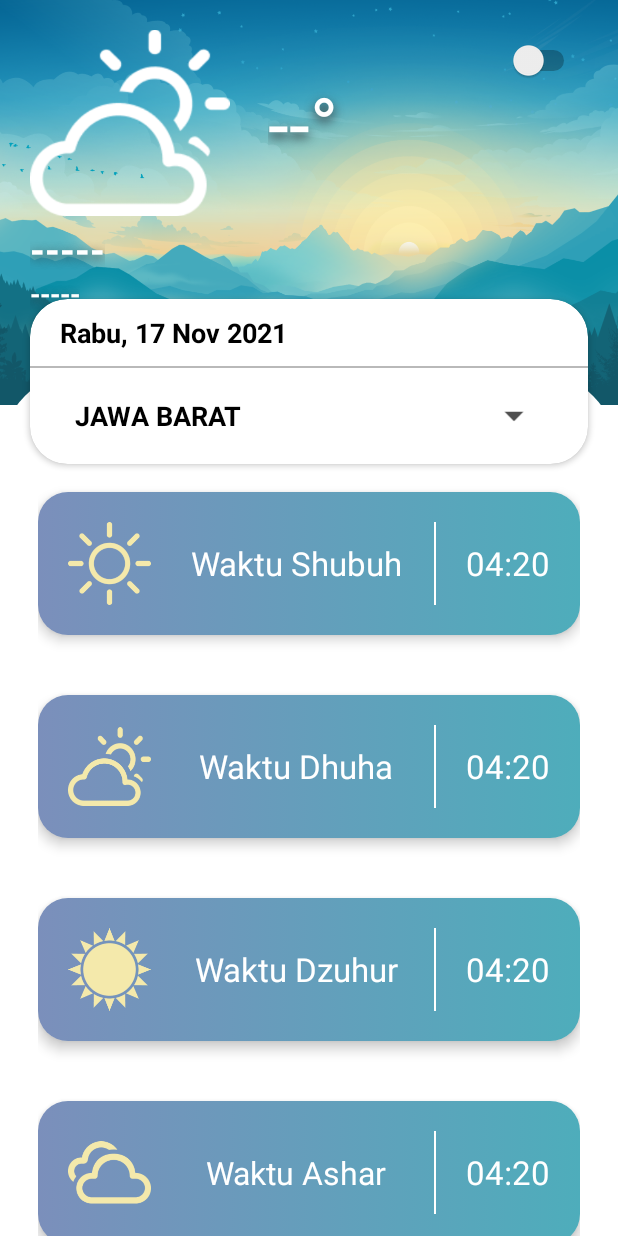
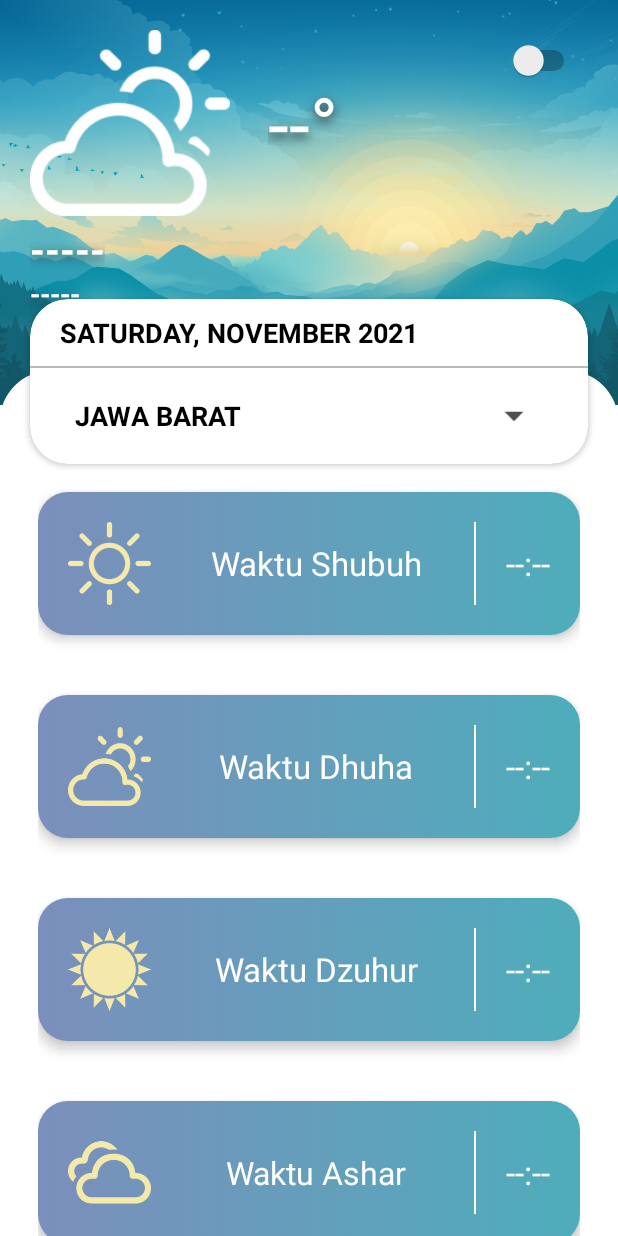
Before and after one commit to ZoD3V/SholatApp, an Android app: the screen it shows after launch (MainActivity), on a phone screen of 412 x 824 dp. Run offline under Robolectric (Android 15) with nearby library versions, the phone set to English and light mode, and no system bars; our stand-ins replace Volley; network calls fail; 5 statements that could not run were skipped.

Commit message:
FOUR Push

```diff
--- a/app/src/main/java/yayasan/idn/sholatapp/MainActivity.kt
+++ b/app/src/main/java/yayasan/idn/sholatapp/MainActivity.kt
@@ -1,26 +1,62 @@
 package yayasan.idn.sholatapp
 
-
 import android.annotation.SuppressLint
+import android.graphics.Color
+import android.location.Geocoder
+import android.os.Build
 import android.os.Bundle
+import android.util.Log
+import android.view.View
+import android.view.WindowManager
 import android.widget.Toast
+import androidx.annotation.RequiresApi
 import androidx.appcompat.app.AppCompatActivity
 import com.android.volley.Request
 import com.android.volley.toolbox.JsonObjectRequest
 import com.android.volley.toolbox.Volley
 import kotlinx.android.synthetic.main.activity_main.*
 import org.json.JSONObject
-
+import java.time.LocalDate
+import java.util.*
 
 class MainActivity : AppCompatActivity() {
+    @RequiresApi(Build.VERSION_CODES.O)
+    @SuppressLint("SimpleDateFormat", "SetTextI18n")
     override fun onCreate(savedInstanceState: Bundle?) {
         super.onCreate(savedInstanceState)
         setContentView(R.layout.activity_main)
+        //hide status bar
+        window.setFlags(WindowManager.LayoutParams.FLAG_FULLSCREEN,WindowManager.LayoutParams.FLAG_FULLSCREEN)
+        window.decorView.apply {
+            // Hide both the navigation bar and the status bar.
+            // SYSTEM_UI_FLAG_FULLSCREEN is only available on Android 4.1 and higher, but as
+            // a general rule, you should design your app to hide the status bar whenever you
+            // hide the navigation bar.
+            systemUiVisibility = View.SYSTEM_UI_FLAG_HIDE_NAVIGATION or View.SYSTEM_UI_FLAG_FULLSCREEN
+        }
         val lat = intent.getStringExtra("lat")
         val long = intent.getStringExtra("long")
         val el = intent.getStringExtra("el")
+
         getWeather(lat,long)
         getSholat(lat,long,el)
+
+        //show day
+        val day = LocalDate.now().dayOfWeek.name
+        val month = LocalDate.now().month.name
+        val year = LocalDate.now().year
+        tanggal.text = "$day, $month $year"
+
+        //change theme
+        switchTheme.setOnCheckedChangeListener { _, isChecked ->
+            if (isChecked){
+                frameLayout.setBackgroundResource(R.drawable.bg_splash)
+                sholatshubuh.setBackgroundResource(R.drawable.weather)
+            }else{
+                frameLayout.setBackgroundResource(R.drawable.weather)
+                sholatshubuh.setBackgroundResource(R.drawable.list_shalat)
+            }
+        }
     }
 
     private fun getSholat(lat: String?,long: String?,el:String?){
@@ -29,23 +65,38 @@ class MainActivity : AppCompatActivity() {
         val jsonRequest = JsonObjectRequest(
             Request.Method.GET, urlSholat,null,
             { response ->
-                println(response)
-//                setValuesSholat(response)
+                setValuesSholat(response)
             },
             { Toast.makeText(this,"ERROR",Toast.LENGTH_LONG).show() })
         queue.cache.clear()
         queue.add(jsonRequest)
     }
 
-//    private fun setValuesSholat(response: JSONObject) {
-//        shubuh.text = response.getJSONObject("results").getJSONArray("datetime").getJSONObject(0).getJSONObject("times").getString("Fajr")
-//
-//    }
+    private fun setValuesSholat(response: JSONObject) {
+        shubuh.text = response.getJSONObject("results").getJSONArray("datetime")
+            .getJSONObject(0).getJSONObject("times").getString("Fajr")
+
+        dhuha.text = response.getJSONObject("results").getJSONArray("datetime")
+            .getJSONObject(0).getJSONObject("times").getString("Sunrise")
+
+        dzuhur.text = response.getJSONObject("results").getJSONArray("datetime")
+            .getJSONObject(0).getJSONObject("times").getString("Dhuhr")
+
+        ashar.text = response.getJSONObject("results").getJSONArray("datetime")
+            .getJSONObject(0).getJSONObject("times").getString("Asr")
+
+        maghrib.text = response.getJSONObject("results").getJSONArray("datetime")
+            .getJSONObject(0).getJSONObject("times").getString("Maghrib")
+
+        isya.text = response.getJSONObject("results").getJSONArray("datetime")
+            .getJSONObject(0).getJSONObject("times").getString("Isha")
+    }
 
     private fun getWeather(lat: String?, long: String?) {
-        val APIKEY = "732059b1c20f74eee6738e66b90b1997"
+
+        val apiKey = "732059b1c20f74eee6738e66b90b1997"
         val queue = Volley.newRequestQueue(this)
-        val urlWeather = "https://api.openweathermap.org/data/2.5/weather?lat=${lat}&lon=${long}&appid=${APIKEY}"
+        val urlWeather = "https://api.openweathermap.org/data/2.5/weather?lat=${lat}&lon=${long}&appid=${apiKey}"
         // Request a string response from the provided URL.
         val jsonRequest = JsonObjectRequest(
             Request.Method.GET, urlWeather,null,
@@ -65,6 +116,5 @@ class MainActivity : AppCompatActivity() {
         var tempr=response.getJSONObject("main").getString("temp")
         tempr=((((tempr).toFloat()-273.15)).toInt()).toString()
         temp.text= "${tempr}°C"
-
     }
 }
--- a/app/src/main/java/yayasan/idn/sholatapp/SplashScreen.kt
+++ b/app/src/main/java/yayasan/idn/sholatapp/SplashScreen.kt
@@ -4,6 +4,8 @@ import android.annotation.SuppressLint
 import android.content.Context
 import android.content.Intent
 import android.content.pm.PackageManager
+import android.location.Address
+import android.location.Geocoder
 import android.location.Location
 import android.location.LocationManager
 import androidx.appcompat.app.AppCompatActivity
@@ -13,19 +15,18 @@ import android.os.Looper
 import android.widget.Toast
 import androidx.core.app.ActivityCompat
 import com.google.android.gms.location.*
+import java.util.*
 
 
+@SuppressLint("CustomSplashScreen")
 class SplashScreen : AppCompatActivity() {
     private lateinit var mfusedlocation:FusedLocationProviderClient
     private var myRequestCode = 1010
     override fun onCreate(savedInstanceState: Bundle?) {
         super.onCreate(savedInstanceState)
         setContentView(R.layout.activity_splash_screen)
-
         mfusedlocation = LocationServices.getFusedLocationProviderClient(this)
-
         getLastLocation()
-
     }
 
     @SuppressLint("MissingPermission")
@@ -35,6 +36,8 @@ class SplashScreen : AppCompatActivity() {
                 mfusedlocation.lastLocation.addOnCompleteListener {
                     task ->
                     var location:Location? = task.result
+                    var geocoder = Geocoder(this)
+                    var addreses:List<Address>
                     if (location == null){
                         NewLocation()
                     }else{
--- a/app/src/main/res/drawable/rounded_home.xml
+++ b/app/src/main/res/drawable/rounded_home.xml
@@ -2,8 +2,8 @@
 <shape xmlns:android="http://schemas.android.com/apk/res/android"
     android:shape="rectangle">
     <corners
-        android:topLeftRadius="85px"
-        android:topRightRadius="85px"/>
+        android:topLeftRadius="50px"
+        android:topRightRadius="50px"/>
     <solid android:color="@color/white"/>
 
 </shape>
--- a/app/src/main/res/layout/activity_main.xml
+++ b/app/src/main/res/layout/activity_main.xml
@@ -49,6 +49,7 @@
                     android:textSize="50dp" />
 
                 <Switch
+                    android:id="@+id/switchTheme"
                     android:layout_width="wrap_content"
                     android:layout_height="30dp"
                     android:layout_marginRight="25dp"
@@ -112,12 +113,13 @@
             android:padding="25dp">
 
             <LinearLayout
+                android:id="@+id/sholatshubuh"
                 android:layout_width="match_parent"
                 android:layout_height="95dp"
                 android:layout_marginTop="55dp"
                 android:layout_marginBottom="60px"
+                android:padding="20dp"
                 android:elevation="5dp"
-                android:padding="20dp"
                 android:background="@drawable/list_shalat">
 
                 <ImageView
@@ -144,11 +146,12 @@
                     android:layout_gravity="center"/>
 
                 <TextView
+                    android:id="@+id/shubuh"
                     android:layout_width="wrap_content"
                     android:layout_height="wrap_content"
                     android:layout_gravity="center"
                     android:gravity="end"
-                    android:text="04:20"
+                    android:text="--:--"
                     android:textColor="@color/white"
                     android:textSize="22dp" />
 
@@ -185,17 +188,19 @@
                     android:layout_gravity="center"/>
 
                 <TextView
+                    android:id="@+id/dhuha"
                     android:layout_width="wrap_content"
                     android:layout_height="wrap_content"
                     android:layout_gravity="center"
                     android:gravity="end"
-                    android:text="04:20"
+                    android:text="--:--"
                     android:textColor="@color/white"
                     android:textSize="22dp" />
             </LinearLayout>
 
             <LinearLayout
                 android:layout_width="match_parent"
+
                 android:layout_height="95dp"
                 android:elevation="5dp"
                 android:layout_marginBottom="60px"
@@ -225,11 +230,12 @@
                     android:layout_gravity="center"/>
 
                 <TextView
+                    android:id="@+id/dzuhur"
                     android:layout_width="wrap_content"
                     android:layout_height="wrap_content"
                     android:layout_gravity="center"
                     android:gravity="end"
-                    android:text="04:20"
+                    android:text="--:--"
                     android:textColor="@color/white"
                     android:textSize="22dp" />
             </LinearLayout>
@@ -265,11 +271,12 @@
                     android:layout_gravity="center"/>
 
                 <TextView
+                    android:id="@+id/ashar"
                     android:layout_width="wrap_content"
                     android:layout_height="wrap_content"
                     android:layout_gravity="center"
                     android:gravity="end"
-                    android:text="04:20"
+                    android:text="--:--"
                     android:textColor="@color/white"
                     android:textSize="22dp" />
             </LinearLayout>
@@ -304,11 +311,12 @@
                     android:layout_gravity="center"/>
 
                 <TextView
+                    android:id="@+id/maghrib"
                     android:layout_width="wrap_content"
                     android:layout_height="wrap_content"
                     android:layout_gravity="center"
                     android:gravity="end"
-                    android:text="04:20"
+                    android:text="--:--"
                     android:textColor="@color/white"
                     android:textSize="22dp" />
             </LinearLayout>
@@ -343,11 +351,12 @@
                     android:layout_gravity="center"/>
 
                 <TextView
+                    android:id="@+id/isya"
                     android:layout_width="wrap_content"
                     android:layout_height="wrap_content"
                     android:layout_gravity="center"
                     android:gravity="end"
-                    android:text="04:20"
+                    android:text="--:--"
                     android:textColor="@color/white"
                     android:textSize="22dp" />
             </LinearLayout>
@@ -355,6 +364,7 @@
 
             <LinearLayout
                 android:layout_width="match_parent"
+                android:elevation="5dp"
                 android:layout_height="95dp"
                 android:layout_marginBottom="60px"
                 android:background="@drawable/list_shalat"></LinearLayout>
@@ -381,6 +391,7 @@
             android:layout_height="match_parent"
             android:orientation="vertical">
         <TextView
+            android:id="@+id/tanggal"
             android:layout_width="match_parent"
             android:layout_height="wrap_content"
             android:padding="10dp"
--- a/app/src/main/res/values/colors.xml
+++ b/app/src/main/res/values/colors.xml
@@ -10,4 +10,5 @@
     <color name="line">#B9B9B9</color>
     <color name="white">#FFFFFFFF</color>
 
+
 </resources>
--- a/app/src/main/res/values/themes.xml
+++ b/app/src/main/res/values/themes.xml
@@ -26,4 +26,5 @@
         <item name="android:statusBarColor" tools:targetApi="l">?attr/colorPrimaryVariant</item>
         <!-- Customize your theme here. -->
     </style>
+
 </resources>
```
